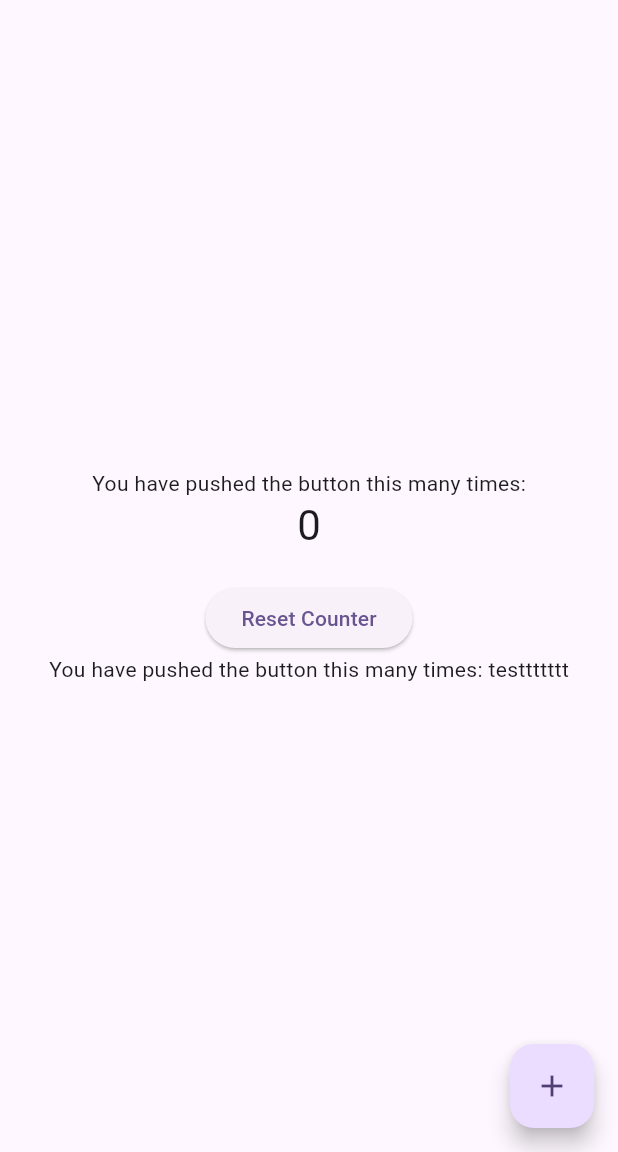
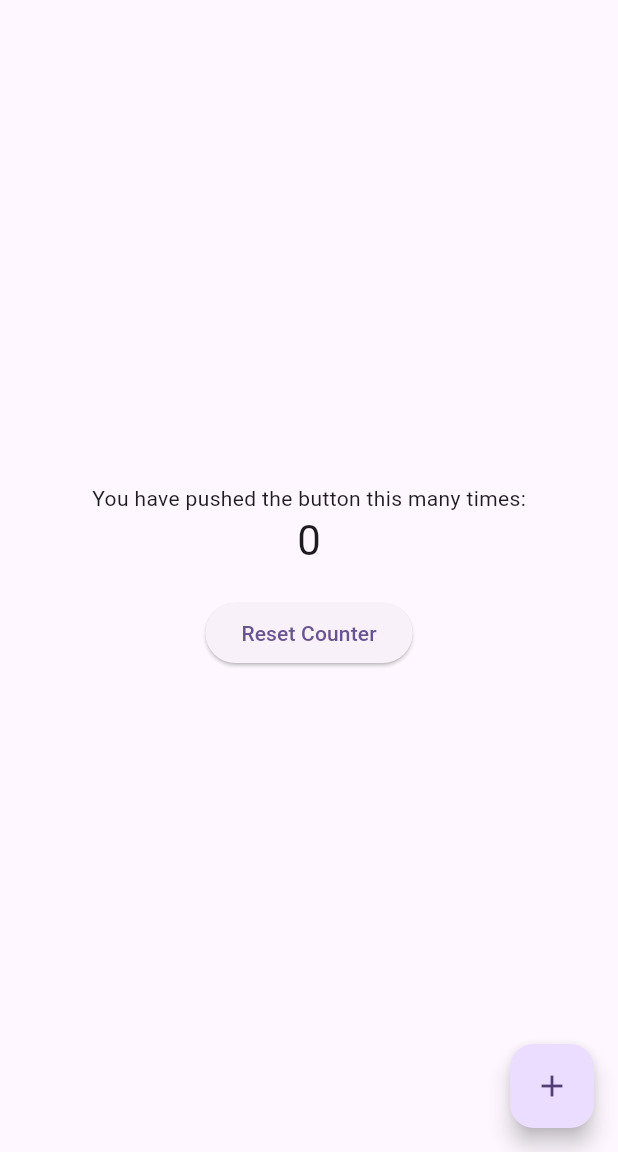
Before and after one commit to Nisakornphm/my_flutter_app, a Flutter app: the screen it shows after launch, on a phone screen of 412 x 824 dp, the part 84-1236 px from its top. Run offline on Flutter 3.47's test engine with Material 3 defaults, Android fonts, the phone set to English and light mode, and no system bars.

Commit message:
Update lib/main.dart
Co-authored-by: Copilot <175728472+Copilot@users.noreply.github.com>

```diff
--- a/lib/main.dart
+++ b/lib/main.dart
@@ -64,7 +64,6 @@ class _MyHomePageState extends State<MyHomePage> {
               onPressed: _resetCounter,
               child: const Text('Reset Counter'),
             ),
-            const Text('You have pushed the button this many times: testtttttt'),
           ],
         ),
       ),
```
